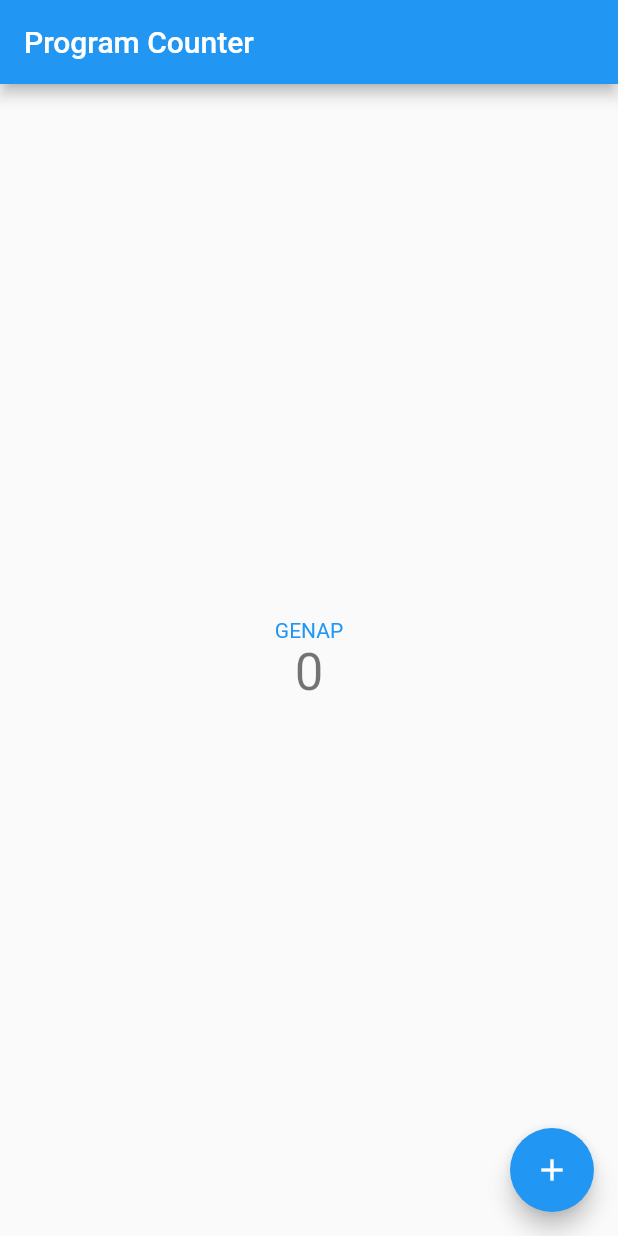
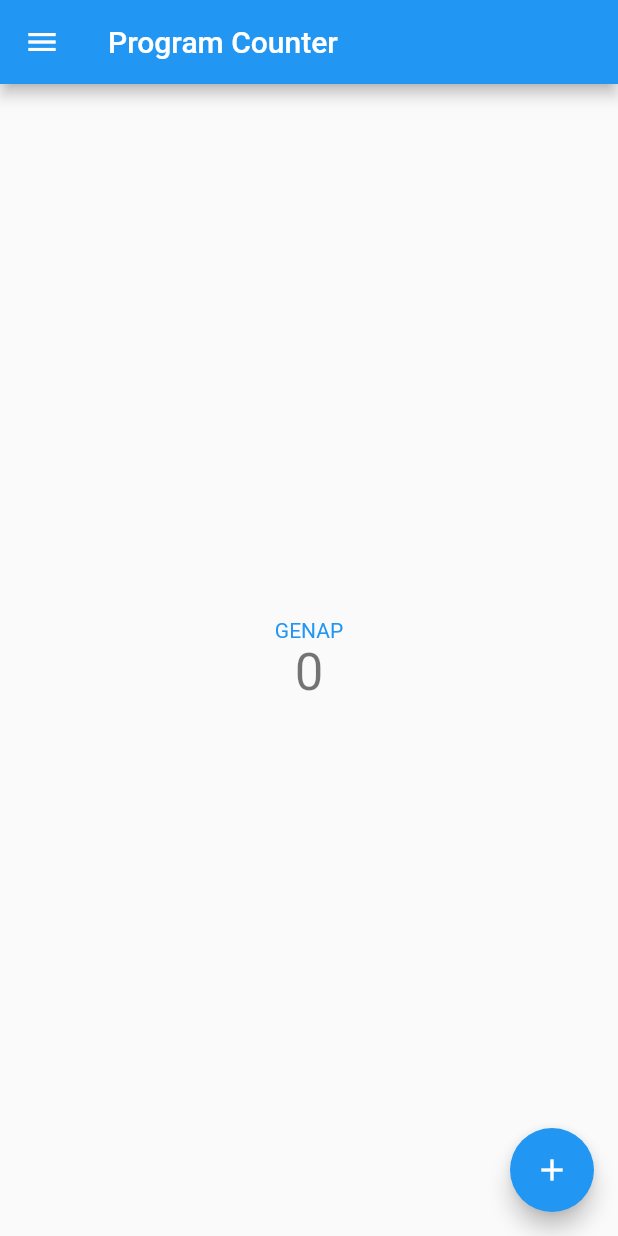
Before and after one commit to NurFajarSA/pbp-flutter-lab, a Flutter app: the CounterPage screen opened directly, on a phone screen of 412 x 824 dp. Run offline on Flutter 3.47's test engine with Material 2 defaults, Android fonts, the phone set to English and light mode, and no system bars; statements that could not run were skipped.

```diff
--- a/lib/counter_page.dart
+++ b/lib/view/counter/counter_page.dart
@@ -1,3 +1,6 @@
+import 'package:counter_7/view/budget/data_budget_page.dart';
+import 'package:counter_7/view/budget/form_budget_page.dart';
+import 'package:counter_7/view/widgets/drawer.dart';
 import 'package:flutter/material.dart';
 
 class CounterPage extends StatefulWidget {
@@ -27,6 +30,14 @@ class _CounterPageState extends State<CounterPage> {
     return Scaffold(
       appBar: AppBar(
         title: const Text('Program Counter'),
+      ),
+      drawer: MyDrawer(
+        title: 'Menu',
+        menu: {
+          'Counter': () => Navigator.pop(context),
+          'Tambah Budget': () => Navigator.pushReplacement(context, MaterialPageRoute(builder: (context) => const FormBudgetPage())),
+          'Data Budget': () => Navigator.pushReplacement(context, MaterialPageRoute(builder: (context) => const DataBudgetPage())),
+        },
       ),
       body: Center(
         child: Column(
```
